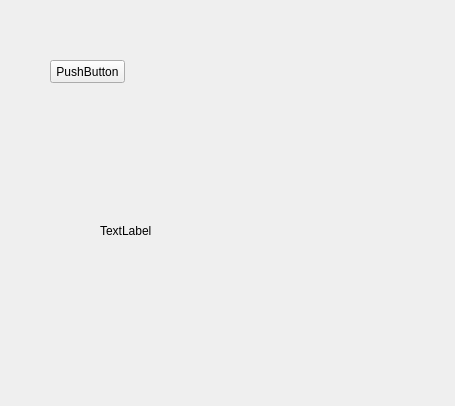
Above: widget.ui from Pchelovec/PollyAndLolly before the change. Below: the same form after it.
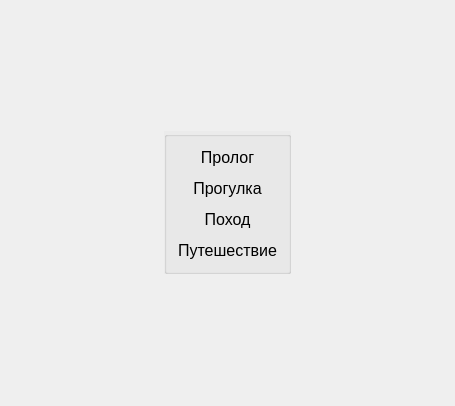
That is the form after the change. The open tabs and pages were chosen to show the change. Custom widgets are drawn as their Qt base class.

What changed in the file:
```diff
--- a/widget.ui
+++ b/widget.ui
@@ -13,34 +13,229 @@
   <property name="windowTitle">
    <string>Widget</string>
   </property>
-  <widget class="QPushButton" name="pushButton">
-   <property name="geometry">
-    <rect>
-     <x>50</x>
-     <y>60</y>
-     <width>75</width>
-     <height>23</height>
-    </rect>
-   </property>
-   <property name="text">
-    <string>PushButton</string>
-   </property>
-  </widget>
-  <widget class="QLabel" name="label">
-   <property name="geometry">
-    <rect>
-     <x>100</x>
-     <y>110</y>
-     <width>331</width>
-     <height>241</height>
-    </rect>
-   </property>
-   <property name="text">
-    <string>TextLabel</string>
-   </property>
-  </widget>
+  <layout class="QGridLayout" name="gridLayout">
+   <item row="0" column="0">
+    <widget class="QStackedWidget" name="stackedWidget">
+     <property name="currentIndex">
+      <number>1</number>
+     </property>
+     <widget class="QWidget" name="page">
+      <layout class="QGridLayout" name="gridLayout_3">
+       <item row="0" column="1">
+        <spacer name="verticalSpacer_2">
+         <property name="orientation">
+          <enum>Qt::Vertical</enum>
+         </property>
+         <property name="sizeHint" stdset="0">
+          <size>
+           <width>20</width>
+           <height>110</height>
+          </size>
+         </property>
+        </spacer>
+       </item>
+       <item row="1" column="0">
+        <spacer name="horizontalSpacer">
+         <property name="orientation">
+          <enum>Qt::Horizontal</enum>
+         </property>
+         <property name="sizeHint" stdset="0">
+          <size>
+           <width>143</width>
+           <height>20</height>
+          </size>
+         </property>
+        </spacer>
+       </item>
+       <item row="1" column="1">
+        <widget class="QGroupBox" name="groupBox">
+         <property name="styleSheet">
+          <string notr="true">QGroupBox{
+	background-color:rgb(235, 235, 235);
+	opacity:0.4;
+}
+
+QLabel:hover {
+    background-color: #328930;
+}
+QLabel:pressed {
+    background-color: #80c342;
+} </string>
+         </property>
+         <property name="title">
+          <string/>
+         </property>
+         <property name="alignment">
+          <set>Qt::AlignLeading|Qt::AlignLeft|Qt::AlignVCenter</set>
+         </property>
+         <layout class="QGridLayout" name="gridLayout_2">
+          <property name="verticalSpacing">
+           <number>12</number>
+          </property>
+          <item row="0" column="0">
+           <widget class="ClickableLabel" name="label">
+            <property name="font">
+             <font>
+              <pointsize>12</pointsize>
+             </font>
+            </property>
+            <property name="text">
+             <string>Пролог</string>
+            </property>
+            <property name="alignment">
+             <set>Qt::AlignCenter</set>
+            </property>
+           </widget>
+          </item>
+          <item row="1" column="0">
+           <widget class="ClickableLabel" name="label_2">
+            <property name="font">
+             <font>
+              <pointsize>12</pointsize>
+             </font>
+            </property>
+            <property name="text">
+             <string>Прогулка</string>
+            </property>
+            <property name="alignment">
+             <set>Qt::AlignCenter</set>
+            </property>
+           </widget>
+          </item>
+          <item row="2" column="0">
+           <widget class="ClickableLabel" name="label_3">
+            <property name="font">
+             <font>
+              <pointsize>12</pointsize>
+             </font>
+            </property>
+            <property name="text">
+             <string>Поход</string>
+            </property>
+            <property name="alignment">
+             <set>Qt::AlignCenter</set>
+            </property>
+           </widget>
+          </item>
+          <item row="3" column="0">
+           <widget class="ClickableLabel" name="label_4">
+            <property name="font">
+             <font>
+              <pointsize>12</pointsize>
+             </font>
+            </property>
+            <property name="text">
+             <string>Путешествие</string>
+            </property>
+            <property name="alignment">
+             <set>Qt::AlignCenter</set>
+            </property>
+           </widget>
+          </item>
+         </layout>
+        </widget>
+       </item>
+       <item row="1" column="2">
+        <spacer name="horizontalSpacer_2">
+         <property name="orientation">
+          <enum>Qt::Horizontal</enum>
+         </property>
+         <property name="sizeHint" stdset="0">
+          <size>
+           <width>143</width>
+           <height>20</height>
+          </size>
+         </property>
+        </spacer>
+       </item>
+       <item row="2" column="1">
+        <spacer name="verticalSpacer">
+         <property name="orientation">
+          <enum>Qt::Vertical</enum>
+         </property>
+         <property name="sizeHint" stdset="0">
+          <size>
+           <width>20</width>
+           <height>110</height>
+          </size>
+         </property>
+        </spacer>
+       </item>
+      </layout>
+     </widget>
+     <widget class="QWidget" name="page_2">
+      <layout class="QGridLayout" name="gridLayout_4">
+       <item row="1" column="0">
+        <widget class="QLabel" name="label_5">
+         <property name="font">
+          <font>
+           <pointsize>11</pointsize>
+          </font>
+         </property>
+         <property name="text">
+          <string>Добро пожаловать в Polly and Lolly lyric Story!</string>
+         </property>
+         <property name="alignment">
+          <set>Qt::AlignCenter</set>
+         </property>
+        </widget>
+       </item>
+       <item row="2" column="0">
+        <spacer name="verticalSpacer_3">
+         <property name="orientation">
+          <enum>Qt::Vertical</enum>
+         </property>
+         <property name="sizeHint" stdset="0">
+          <size>
+           <width>20</width>
+           <height>109</height>
+          </size>
+         </property>
+        </spacer>
+       </item>
+       <item row="0" column="0">
+        <spacer name="verticalSpacer_4">
+         <property name="orientation">
+          <enum>Qt::Vertical</enum>
+         </property>
+         <property name="sizeHint" stdset="0">
+          <size>
+           <width>20</width>
+           <height>40</height>
+          </size>
+         </property>
+        </spacer>
+       </item>
+       <item row="3" column="0">
+        <spacer name="verticalSpacer_5">
+         <property name="orientation">
+          <enum>Qt::Vertical</enum>
+         </property>
+         <property name="sizeHint" stdset="0">
+          <size>
+           <width>20</width>
+           <height>40</height>
+          </size>
+         </property>
+        </spacer>
+       </item>
+      </layout>
+     </widget>
+    </widget>
+   </item>
+  </layout>
  </widget>
  <layoutdefault spacing="6" margin="11"/>
+ <customwidgets>
+  <customwidget>
+   <class>ClickableLabel</class>
+   <extends>QLabel</extends>
+   <header>clickablelabel.h</header>
+   <slots>
+    <signal>clicked()</signal>
+   </slots>
+  </customwidget>
+ </customwidgets>
  <resources/>
  <connections/>
 </ui>
```
